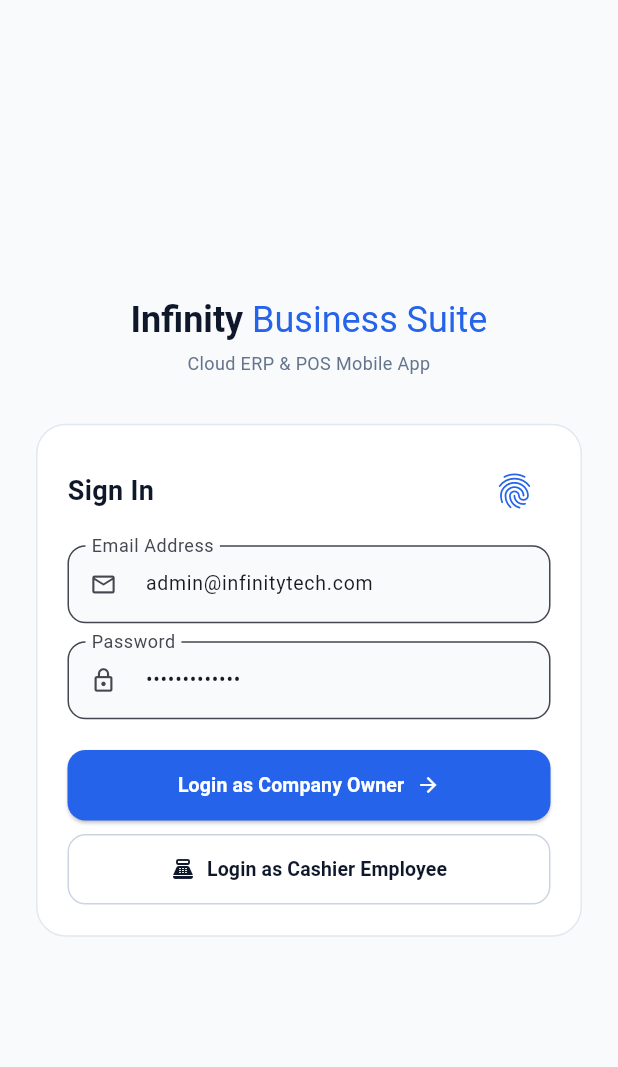
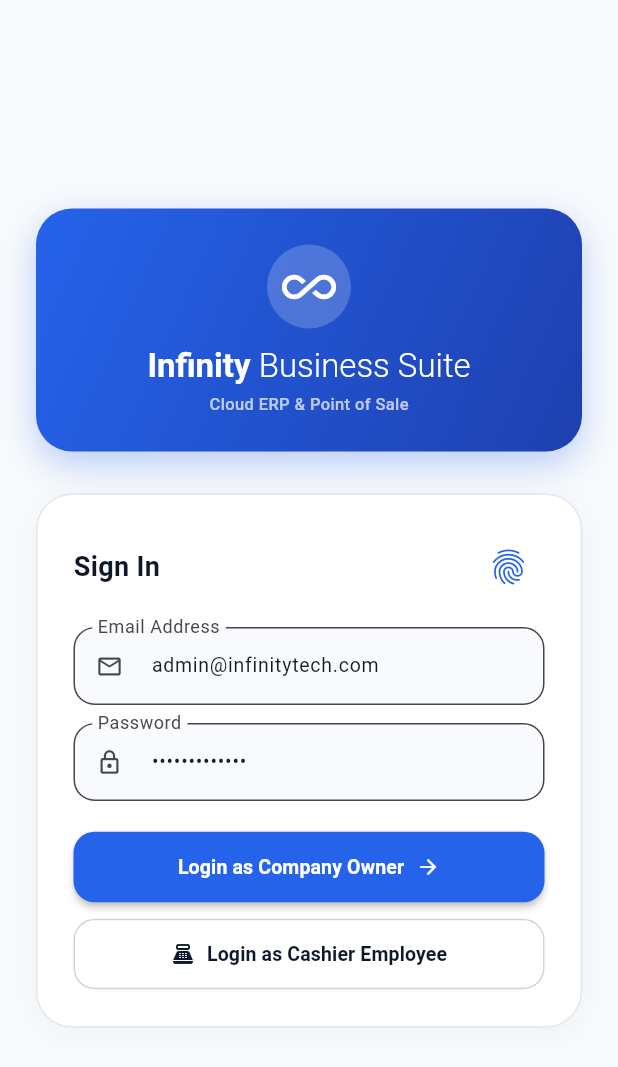
Before and after one commit to nnithyanandam024/InfinityBusinessSuite, a Flutter app: the screen it shows after launch, on a phone screen of 412 x 824 dp. Shown: the top 1067 px of the screen. Run offline on Flutter 3.47's test engine with Material 3 defaults, Android fonts, the phone set to English and light mode, and no system bars.

Commit message:
style(ui): UI visual design polish for Flutter mobile app and web admin dashboard

```diff
--- a/apps/mobile/lib/main.dart
+++ b/apps/mobile/lib/main.dart
@@ -77,39 +77,76 @@ class _MobileAuthScreenState extends State<MobileAuthScreen> {
               mainAxisAlignment: MainAxisAlignment.center,
               crossAxisAlignment: CrossAxisAlignment.stretch,
               children: [
+                // Top Brand Logo Banner with Soft Blue Background
+                Container(
+                  padding: const EdgeInsets.symmetric(vertical: 24, horizontal: 16),
+                  decoration: BoxDecoration(
+                    gradient: const LinearGradient(
+                      colors: [Color(0xFF2563EB), Color(0xFF1E40AF)],
+                      begin: Alignment.topLeft,
+                      end: Alignment.bottomRight,
+                    ),
+                    borderRadius: BorderRadius.circular(24),
+                    boxShadow: [
+                      BoxShadow(
+                        color: const Color(0xFF2563EB).withOpacity(0.3),
+                        blurRadius: 20,
+                        offset: const Offset(0, 8),
+                      ),
+                    ],
+                  ),
+                  child: Column(
+                    children: [
+                      Container(
+                        padding: const EdgeInsets.all(10),
+                        decoration: BoxDecoration(
+                          color: Colors.white.withOpacity(0.2),
+                          shape: BoxShape.circle,
+                        ),
+                        child: const Icon(Icons.all_inclusive, color: Colors.white, size: 36),
+                      ),
+                      const SizedBox(height: 12),
                       RichText(
                         textAlign: TextAlign.center,
                         text: const TextSpan(
                           style: TextStyle(
-                      fontSize: 24,
+                            fontSize: 22,
                             fontWeight: FontWeight.bold,
-                      color: Color(0xFF0F172A),
+                            color: Colors.white,
                           ),
                           children: [
                             TextSpan(text: 'Infinity '),
                             TextSpan(
                               text: 'Business Suite',
-                        style: TextStyle(
-                          color: Color(0xFF2563EB),
-                          fontWeight: FontWeight.normal,
-                        ),
+                              style: TextStyle(fontWeight: FontWeight.w300),
                             ),
                           ],
                         ),
                       ),
-                const SizedBox(height: 6),
+                      const SizedBox(height: 4),
                       const Text(
-                  'Cloud ERP & POS Mobile App',
-                  textAlign: TextAlign.center,
-                  style: TextStyle(fontSize: 12, color: Color(0xFF64748B)),
+                        'Cloud ERP & Point of Sale',
+                        style: TextStyle(fontSize: 11, color: Colors.white70, fontWeight: FontWeight.w500),
                       ),
-                const SizedBox(height: 32),
+                    ],
+                  ),
+                ),
+                const SizedBox(height: 28),
+
+                // Card Form Container
                 Container(
-                  padding: const EdgeInsets.all(20),
+                  padding: const EdgeInsets.all(24),
                   decoration: BoxDecoration(
                     color: Colors.white,
-                    borderRadius: BorderRadius.circular(20),
+                    borderRadius: BorderRadius.circular(24),
                     border: Border.all(color: const Color(0xFFE2E8F0)),
+                    boxShadow: [
+                      BoxShadow(
+                        color: Colors.black.withOpacity(0.04),
+                        blurRadius: 16,
+                        offset: const Offset(0, 4),
+                      ),
+                    ],
                   ),
                   child: Column(
                     crossAxisAlignment: CrossAxisAlignment.start,
@@ -132,7 +169,7 @@ class _MobileAuthScreenState extends State<MobileAuthScreen> {
                           ),
                         ],
                       ),
-                      const SizedBox(height: 12),
+                      const SizedBox(height: 16),
                       TextField(
                         controller: _emailController,
                         style: const TextStyle(fontSize: 13),
@@ -142,7 +179,8 @@ class _MobileAuthScreenState extends State<MobileAuthScreen> {
                           filled: true,
                           fillColor: const Color(0xFFF8FAFC),
                           border: OutlineInputBorder(
-                            borderRadius: BorderRadius.circular(12),
+                            borderRadius: BorderRadius.circular(14),
+                            borderSide: const BorderSide(color: Color(0xFFE2E8F0)),
                           ),
                         ),
                       ),
@@ -157,7 +195,8 @@ class _MobileAuthScreenState extends State<MobileAuthScreen> {
                           filled: true,
                           fillColor: const Color(0xFFF8FAFC),
                           border: OutlineInputBorder(
-                            borderRadius: BorderRadius.circular(12),
+                            borderRadius: BorderRadius.circular(14),
+                            borderSide: const BorderSide(color: Color(0xFFE2E8F0)),
                           ),
                         ),
                       ),
@@ -169,8 +208,9 @@ class _MobileAuthScreenState extends State<MobileAuthScreen> {
                           foregroundColor: Colors.white,
                           padding: const EdgeInsets.symmetric(vertical: 14),
                           shape: RoundedRectangleBorder(
-                            borderRadius: BorderRadius.circular(12),
+                            borderRadius: BorderRadius.circular(14),
                           ),
+                          elevation: 2,
                         ),
                         child: _isLoading
                             ? const SizedBox(
@@ -190,7 +230,7 @@ class _MobileAuthScreenState extends State<MobileAuthScreen> {
                                 ],
                               ),
                       ),
-                      const SizedBox(height: 8),
+                      const SizedBox(height: 10),
                       OutlinedButton(
                         onPressed: _isLoading ? null : () => _handleLogin('EMPLOYEE'),
                         style: OutlinedButton.styleFrom(
@@ -198,7 +238,7 @@ class _MobileAuthScreenState extends State<MobileAuthScreen> {
                           padding: const EdgeInsets.symmetric(vertical: 14),
                           side: const BorderSide(color: Color(0xFFCBD5E1)),
                           shape: RoundedRectangleBorder(
-                            borderRadius: BorderRadius.circular(12),
+                            borderRadius: BorderRadius.circular(14),
                           ),
                         ),
                         child: const Row(
@@ -295,12 +335,12 @@ class _MobileMainNavigationState extends State<MobileMainNavigation> {
 
     return Scaffold(
       appBar: PreferredSize(
-        preferredSize: const Size.fromHeight(28),
+        preferredSize: const Size.fromHeight(30),
         child: GestureDetector(
           onTap: _toggleOfflineMode,
           child: Container(
             color: _isOfflineMode ? Colors.amber.shade800 : Colors.green.shade700,
-            padding: const EdgeInsets.symmetric(horizontal: 12, vertical: 4),
+            padding: const EdgeInsets.symmetric(horizontal: 14, vertical: 4),
             child: SafeArea(
               bottom: false,
               child: Row(
@@ -320,10 +360,10 @@ class _MobileMainNavigationState extends State<MobileMainNavigation> {
                     GestureDetector(
                       onTap: _syncOfflineInvoices,
                       child: Container(
-                        padding: const EdgeInsets.symmetric(horizontal: 6, vertical: 1),
+                        padding: const EdgeInsets.symmetric(horizontal: 8, vertical: 2),
                         decoration: BoxDecoration(
                           color: Colors.white,
-                          borderRadius: BorderRadius.circular(4),
+                          borderRadius: BorderRadius.circular(6),
                         ),
                         child: Text(
                           'Sync ($_offlineQueueCount)',
@@ -372,13 +412,41 @@ class MobileDashboardTab extends StatelessWidget {
   Widget build(BuildContext context) {
     return Scaffold(
       appBar: AppBar(
-        title: const Text('Dashboard', style: TextStyle(fontWeight: FontWeight.bold, fontSize: 18)),
+        title: const Text('Dashboard Overview', style: TextStyle(fontWeight: FontWeight.bold, fontSize: 18)),
         backgroundColor: Colors.white,
         elevation: 0.5,
       ),
       body: ListView(
         padding: const EdgeInsets.all(16),
         children: [
+          // Banner Welcome Card
+          Container(
+            padding: const EdgeInsets.all(16),
+            decoration: BoxDecoration(
+              gradient: const LinearGradient(
+                colors: [Color(0xFF2563EB), Color(0xFF1D4ED8)],
+                begin: Alignment.topLeft,
+                end: Alignment.bottomRight,
+              ),
+              borderRadius: BorderRadius.circular(20),
+            ),
+            child: const Row(
+              mainAxisAlignment: MainAxisAlignment.between,
+              children: [
+                Column(
+                  crossAxisAlignment: CrossAxisAlignment.start,
+                  children: [
+                    Text('Infinity Business Suite', style: TextStyle(color: Colors.white70, fontSize: 11, fontWeight: FontWeight.bold)),
+                    SizedBox(height: 4),
+                    Text('Live Sales Dashboard', style: TextStyle(color: Colors.white, fontSize: 16, fontWeight: FontWeight.bold)),
+                  ],
+                ),
+                Icon(Icons.insights, color: Colors.white, size: 32),
+              ],
+            ),
+          ),
+          const SizedBox(height: 16),
+
           GridView.count(
             crossAxisCount: 2,
             shrinkWrap: true,
@@ -439,7 +507,7 @@ class MobileDashboardTab extends StatelessWidget {
         mainAxisAlignment: MainAxisAlignment.spaceBetween,
         children: [
           Row(
-            mainAxisAlignment: MainAxisAlignment.spaceBetween,
+            mainAxisAlignment: MainAxisAlignment.between,
             children: [
               Text(label, style: const TextStyle(fontSize: 11, color: Color(0xFF64748B), fontWeight: FontWeight.bold)),
               Icon(icon, size: 18, color: color),
@@ -461,7 +529,7 @@ class MobileDashboardTab extends StatelessWidget {
 
   Widget _buildLowStockRow(String title, String status) {
     return Row(
-      mainAxisAlignment: MainAxisAlignment.spaceBetween,
+      mainAxisAlignment: MainAxisAlignment.between,
       children: [
         Text(title, style: const TextStyle(fontSize: 12, fontWeight: FontWeight.bold, color: Color(0xFF334155))),
         Container(
@@ -608,7 +676,7 @@ class _MobilePOSTabState extends State<MobilePOSTab> {
                   elevation: 0,
                   color: Colors.white,
                   shape: RoundedRectangleBorder(
-                    borderRadius: BorderRadius.circular(12),
+                    borderRadius: BorderRadius.circular(16),
                     side: const BorderSide(color: Color(0xFFE2E8F0)),
                   ),
                   margin: const EdgeInsets.only(bottom: 8),
@@ -635,14 +703,14 @@ class _MobilePOSTabState extends State<MobilePOSTab> {
             padding: const EdgeInsets.all(16),
             decoration: const BoxDecoration(
               color: Colors.white,
-              borderRadius: BorderRadius.vertical(top: Radius.circular(20)),
-              boxShadow: [BoxShadow(color: Colors.black12, blurRadius: 10)],
+              borderRadius: BorderRadius.vertical(top: Radius.circular(24)),
+              boxShadow: [BoxShadow(color: Colors.black12, blurRadius: 12)],
             ),
             child: Column(
               mainAxisSize: MainAxisSize.min,
               children: [
                 Row(
-                  mainAxisAlignment: MainAxisAlignment.spaceBetween,
+                  mainAxisAlignment: MainAxisAlignment.between,
                   children: [
                     Text('Cart Items: ${_cart.length}', style: const TextStyle(fontSize: 12, fontWeight: FontWeight.bold)),
                     Text('Grand Total: ₹${_grandTotal.toStringAsFixed(0)}', style: const TextStyle(fontSize: 16, fontWeight: FontWeight.bold, color: Color(0xFF2563EB))),
@@ -690,7 +758,7 @@ class _MobilePOSTabState extends State<MobilePOSTab> {
                     backgroundColor: widget.isOfflineMode ? Colors.amber.shade800 : const Color(0xFF2563EB),
                     foregroundColor: Colors.white,
                     minimumSize: const Size.fromHeight(48),
-                    shape: RoundedRectangleBorder(borderRadius: BorderRadius.circular(12)),
+                    shape: RoundedRectangleBorder(borderRadius: BorderRadius.circular(14)),
                   ),
                   child: Text(
                     widget.isOfflineMode ? 'Save Offline Invoice' : 'Checkout & Generate Invoice',
@@ -727,7 +795,7 @@ class MobileInventoryTab extends StatelessWidget {
               filled: true,
               fillColor: Colors.white,
               border: OutlineInputBorder(
-                borderRadius: BorderRadius.circular(12),
+                borderRadius: BorderRadius.circular(14),
                 borderSide: const BorderSide(color: Color(0xFFE2E8F0)),
               ),
             ),
@@ -746,7 +814,7 @@ class MobileInventoryTab extends StatelessWidget {
       elevation: 0,
       color: Colors.white,
       shape: RoundedRectangleBorder(
-        borderRadius: BorderRadius.circular(12),
+        borderRadius: BorderRadius.circular(16),
         side: const BorderSide(color: Color(0xFFE2E8F0)),
       ),
       margin: const EdgeInsets.only(bottom: 8),
@@ -804,7 +872,7 @@ class MobileProfileTab extends StatelessWidget {
             Text(userEmail, style: const TextStyle(fontSize: 14, fontWeight: FontWeight.bold)),
             const SizedBox(height: 4),
             Container(
-              padding: const EdgeInsets.symmetric(horizontal: 10, vertical: 2),
+              padding: const EdgeInsets.symmetric(horizontal: 12, vertical: 4),
               decoration: BoxDecoration(
                 color: const Color(0xFF2563EB).withOpacity(0.1),
                 borderRadius: BorderRadius.circular(12),
@@ -827,7 +895,7 @@ class MobileProfileTab extends StatelessWidget {
                 foregroundColor: Colors.redAccent,
                 minimumSize: const Size.fromHeight(48),
                 elevation: 0,
-                shape: RoundedRectangleBorder(borderRadius: BorderRadius.circular(12)),
+                shape: RoundedRectangleBorder(borderRadius: BorderRadius.circular(14)),
               ),
               child: const Text('Sign Out', style: TextStyle(fontWeight: FontWeight.bold)),
             ),
```
Also changed, not shown: 1 other file. Lines whose indentation alone changed are shown as unchanged.
